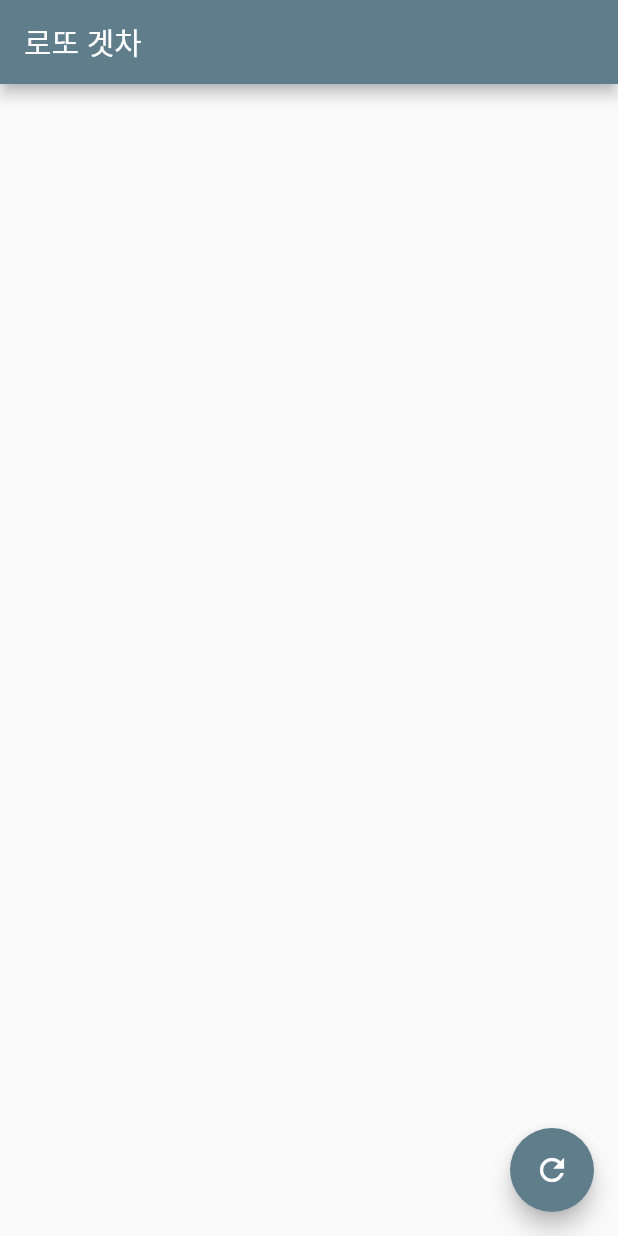
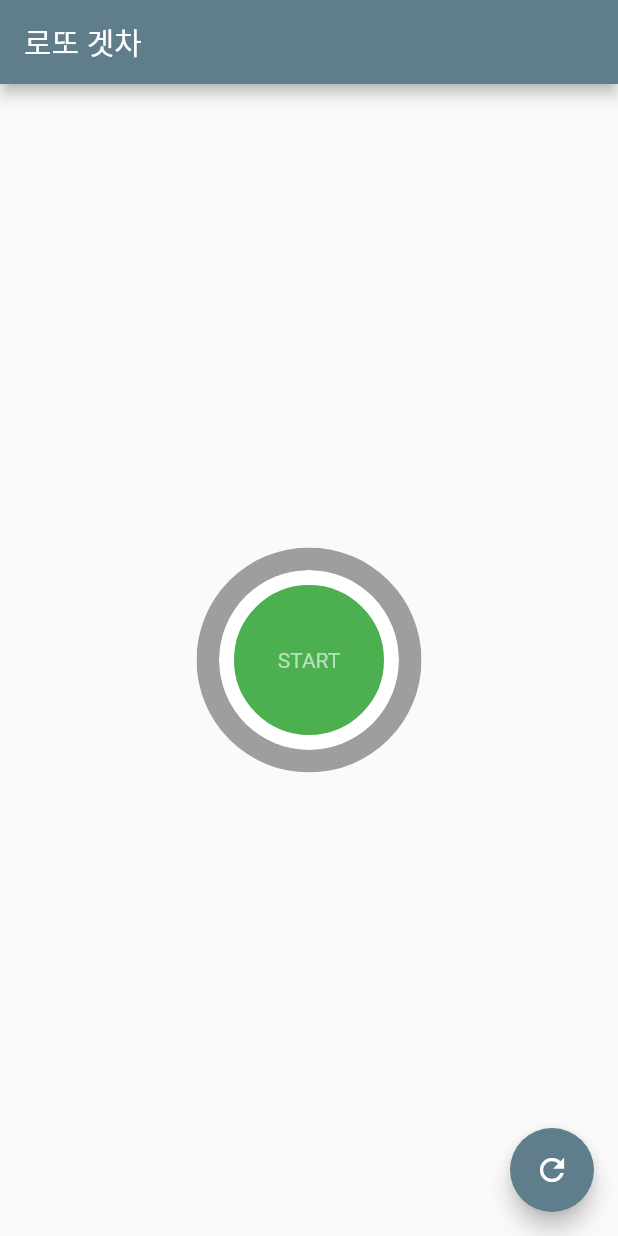
Before and after one commit to SorinnyDev/Flutter_lotto, a Flutter app: the screen it shows after launch, on a phone screen of 412 x 824 dp. Run offline on Flutter 3.47's test engine with Material 2 defaults, Android fonts, the phone set to English and light mode, and no system bars.

```diff
--- a/lib/main.dart
+++ b/lib/main.dart
@@ -55,20 +55,75 @@ class _MyHomePageState extends State<MyHomePage> {
       appBar: AppBar(
         title: Text("로또 겟차"),
       ),
-      body: Center(
-        child: ListView.separated(
-          padding: EdgeInsets.all(8),
-          itemCount: list_lotto.length,
-            itemBuilder: (context, index) {
-              return Container(
-                child: Text(list_lotto[index].toString()),
-              );
-            },
-            separatorBuilder: (context, index) {
-              return Divider();
-            },
+      body: Container(
+        child: Stack(
+          children: <Widget>[
+            Center(
+                child: ClipOval(
+                  child: Container(
+                    color: Colors.grey,
+                    height: 150.0, // height of the button
+                    width: 150.0, // width of the button
+                  ),
+                )),
+            Center(
+                child: ClipOval(
+                    child: Container(
+                      //color: Colors.green,
+                      height: 120.0, // height of the button
+                      width: 120.0, // width of the button
+                      decoration: BoxDecoration(
+                          color: Colors.green,
+                          border: Border.all(
+                              color: Colors.white,
+                              width: 10.0,
+                              style: BorderStyle.solid),
+                          boxShadow: [
+                            BoxShadow(
+                                color: Colors.grey,
+                                offset: Offset(21.0, 10.0),
+                                blurRadius: 20.0,
+                                spreadRadius: 40.0)
+                          ],
+                          shape: BoxShape.circle),
+                      child: Center(
+                          child: Text('START',
+                              style:
+                              TextStyle(color: Colors.white.withOpacity(0.6)))),
+                    ),
+                  ),
+                ),
+          ],
+        ),
 
-        ),
+
+
+
+
+
+
+
+
+
+
+
+
+
+
+
+        // ListView.separated(
+        //   padding: EdgeInsets.all(8),
+        //   itemCount: list_lotto.length,
+        //     itemBuilder: (context, index) {
+        //       return Container(
+        //         child: Text(list_lotto[index].toString()),
+        //       );
+        //     },
+        //     separatorBuilder: (context, index) {
+        //       return Divider();
+        //     },
+        //
+        // ),
       ),
       floatingActionButton: FloatingActionButton(
         onPressed: _addLotto,
```
